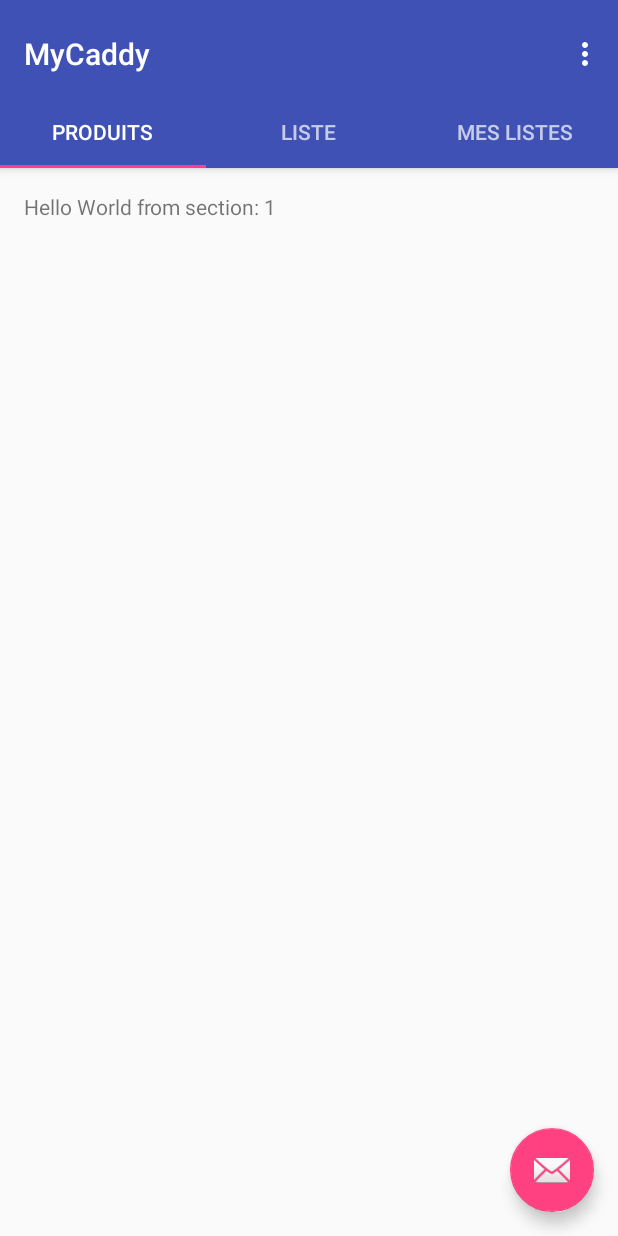
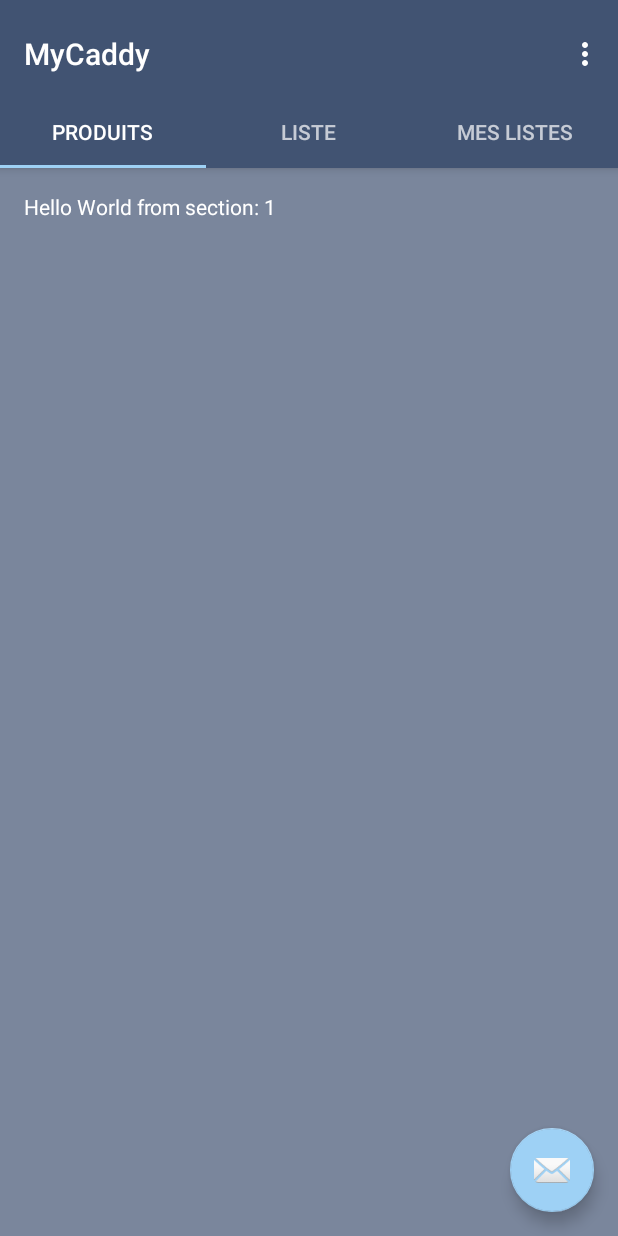
Before and after one commit to Sn1py/Caddymero, an Android app: the screen it shows after launch (MainActivity), on a phone screen of 412 x 824 dp. Run offline under Robolectric (Android 15) with nearby library versions, the phone set to English and light mode, and no system bars.

Commit message:
Modification du thème.

```diff
--- a/app/src/main/res/layout/fragment_main.xml
+++ b/app/src/main/res/layout/fragment_main.xml
@@ -1,5 +1,6 @@
 <RelativeLayout xmlns:android="http://schemas.android.com/apk/res/android"
     xmlns:tools="http://schemas.android.com/tools"
+    style="@style/TabTheme"
     android:layout_width="match_parent"
     android:layout_height="match_parent"
     android:paddingBottom="@dimen/activity_vertical_margin"
@@ -10,6 +11,7 @@
 
     <TextView
         android:id="@+id/section_label"
+        style="@style/ItemTheme"
         android:layout_width="wrap_content"
         android:layout_height="wrap_content" />
 
--- a/app/src/main/res/values/colors.xml
+++ b/app/src/main/res/values/colors.xml
@@ -1,6 +1,6 @@
 <?xml version="1.0" encoding="utf-8"?>
 <resources>
-    <color name="colorPrimary">#3F51B5</color>
-    <color name="colorPrimaryDark">#303F9F</color>
-    <color name="colorAccent">#FF4081</color>
+<color name="colorPrimary">#415372</color>
+<color name="colorPrimaryDark">#3A4A66</color>
+<color name="colorAccent">#9ed1f5</color>
 </resources>
--- a/app/src/main/res/values/styles.xml
+++ b/app/src/main/res/values/styles.xml
@@ -17,4 +17,14 @@
 
     <style name="AppTheme.PopupOverlay" parent="ThemeOverlay.AppCompat.Light" />
 
+    <style name="TabTheme">
+        <item name="android:textColor">#FFFFFF</item>
+        <item name="android:background">#7A869C</item>
+    </style>
+
+    <style name="ItemTheme">
+        <item name="android:textColor">#FFFFFF</item>
+        <item name="android:background">#7A869C</item>
+    </style>
+
 </resources>
```
